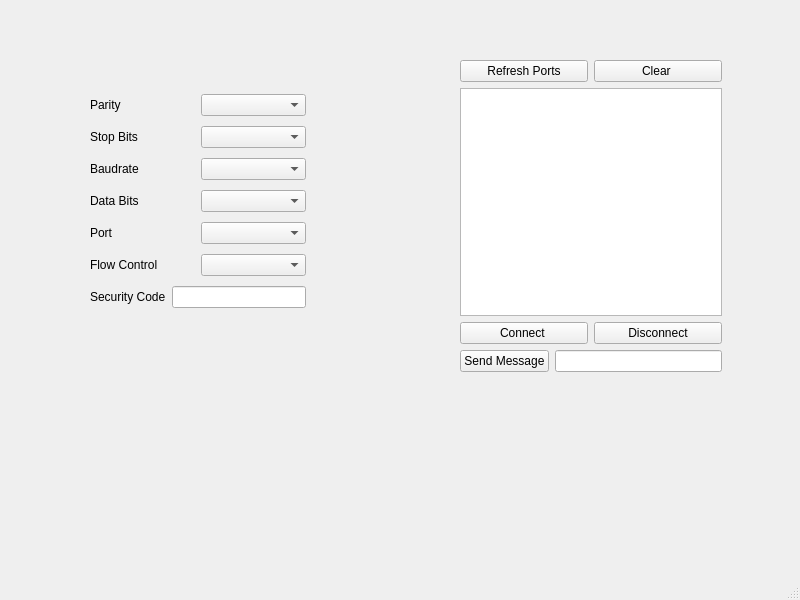
Qt form uart.ui (Nourreddine1920/Serial_Port_COM) before a commit.
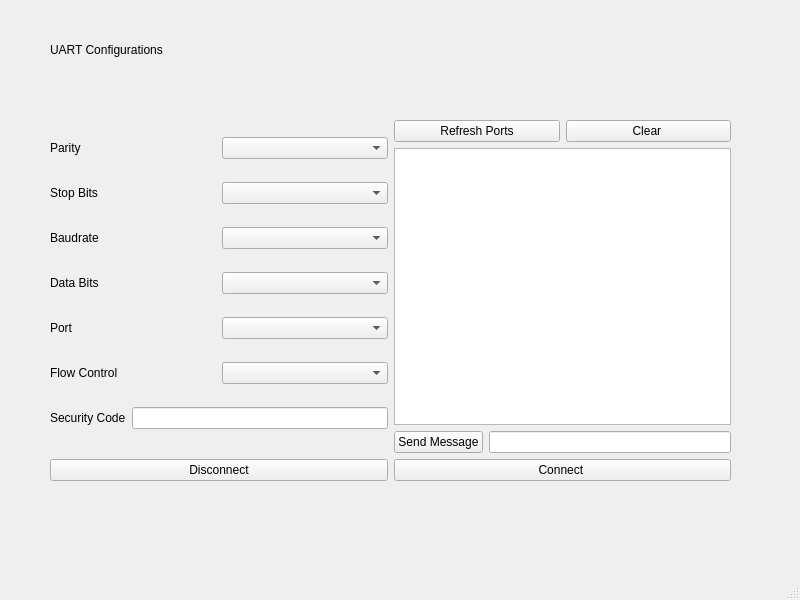
The same form after that commit.

Patch:
```diff
--- a/uart.ui
+++ b/uart.ui
@@ -17,12 +17,40 @@
    <widget class="QWidget" name="layoutWidget">
     <property name="geometry">
      <rect>
-      <x>90</x>
-      <y>90</y>
-      <width>216</width>
-      <height>224</height>
+      <x>0</x>
+      <y>0</y>
+      <width>2</width>
+      <height>2</height>
      </rect>
     </property>
+    <layout class="QVBoxLayout" name="verticalLayout"/>
+   </widget>
+   <widget class="QLabel" name="label_7">
+    <property name="geometry">
+     <rect>
+      <x>50</x>
+      <y>40</y>
+      <width>681</width>
+      <height>20</height>
+     </rect>
+    </property>
+    <property name="text">
+     <string>UART Configurations </string>
+    </property>
+   </widget>
+   <widget class="QWidget" name="">
+    <property name="geometry">
+     <rect>
+      <x>50</x>
+      <y>120</y>
+      <width>681</width>
+      <height>361</height>
+     </rect>
+    </property>
+    <layout class="QVBoxLayout" name="verticalLayout_5">
+     <item>
+      <layout class="QHBoxLayout" name="horizontalLayout_7">
+       <item>
     <layout class="QVBoxLayout" name="verticalLayout">
      <item>
       <layout class="QHBoxLayout" name="horizontalLayout_4">
@@ -123,16 +151,8 @@
       </layout>
      </item>
     </layout>
-   </widget>
-   <widget class="QWidget" name="layoutWidget">
-    <property name="geometry">
-     <rect>
-      <x>460</x>
-      <y>60</y>
-      <width>262</width>
-      <height>312</height>
-     </rect>
-    </property>
+       </item>
+       <item>
     <layout class="QVBoxLayout" name="verticalLayout_4">
      <item>
       <layout class="QVBoxLayout" name="verticalLayout_3">
@@ -160,22 +180,7 @@
           <widget class="QTextBrowser" name="textBrowser"/>
          </item>
          <item>
-          <layout class="QHBoxLayout" name="horizontalLayout_8">
-           <item>
-            <widget class="QPushButton" name="btnConnect">
-             <property name="text">
-              <string>Connect </string>
-             </property>
-            </widget>
-           </item>
-           <item>
-            <widget class="QPushButton" name="btnDisconnect">
-             <property name="text">
-              <string>Disconnect</string>
-             </property>
-            </widget>
-           </item>
-          </layout>
+              <layout class="QHBoxLayout" name="horizontalLayout_8"/>
          </item>
         </layout>
        </item>
@@ -196,17 +201,28 @@
       </layout>
      </item>
     </layout>
-   </widget>
-   <widget class="QWidget" name="layoutWidget">
-    <property name="geometry">
-     <rect>
-      <x>0</x>
-      <y>0</y>
-      <width>2</width>
-      <height>2</height>
-     </rect>
-    </property>
-    <layout class="QVBoxLayout" name="verticalLayout"/>
+       </item>
+      </layout>
+     </item>
+     <item>
+      <layout class="QHBoxLayout" name="horizontalLayout_12">
+       <item>
+        <widget class="QPushButton" name="btnDisconnect">
+         <property name="text">
+          <string>Disconnect</string>
+         </property>
+        </widget>
+       </item>
+       <item>
+        <widget class="QPushButton" name="btnConnect">
+         <property name="text">
+          <string>Connect </string>
+         </property>
+        </widget>
+       </item>
+      </layout>
+     </item>
+    </layout>
    </widget>
   </widget>
   <widget class="QMenuBar" name="menubar">
```
Lines whose indentation alone changed are shown as unchanged.
